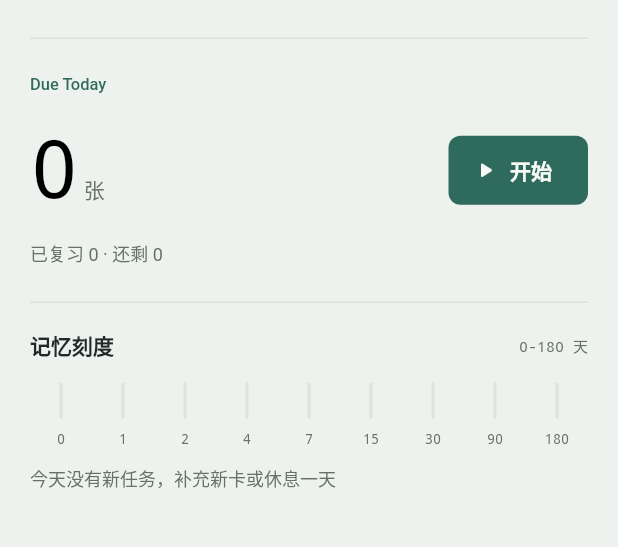
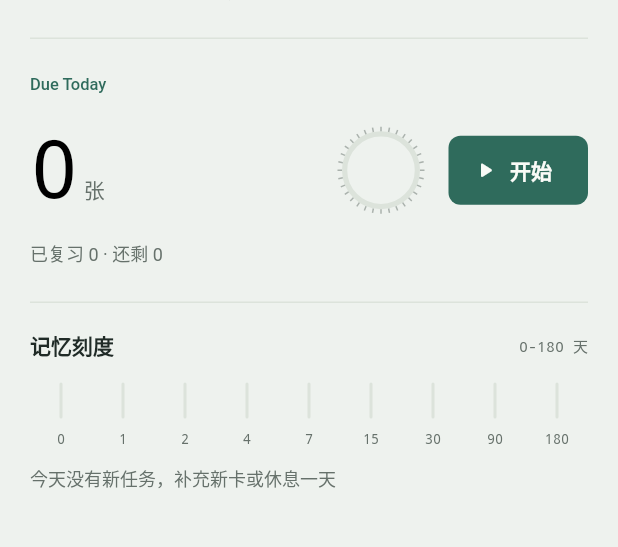
Before and after one commit to ISO-N/karis-review, a Flutter app: the HomePage screen opened by its route, on a phone screen of 412 x 824 dp, the part 114-661 px from its top. Run offline on Flutter 3.47's test engine with Material 3 defaults, Android fonts, the phone set to English and light mode, and no system bars; our stand-ins replace dio, drift, drift_flutter, file_picker, fixnum, flutter_highlight and 3 more; missing offline and left inert: flutter_math_fork, flutter_quill, highlight, protobuf; accounts and stored records are empty; generated files the repository leaves out were written again; network calls fail; Roboto replaces fonts that are missing (Noto Serif SC); statements that could not run were skipped.

Commit message:
feat(home): 今日待复习区融入记忆年轮进度环 (home-ring)
- 开始按钮前放置 MemoryRing(size:58), 表达今日复习完成度
- 新增 total = reviewed + due, 加载中不渲染环

```diff
--- a/frontend/lib/home/pages/home_page.dart
+++ b/frontend/lib/home/pages/home_page.dart
@@ -9,6 +9,7 @@ import '../../shared/navigation/tab_navigation.dart';
 import '../../shared/widgets/adaptive_scaffold.dart';
 import '../../shared/widgets/app_semantics.dart';
 import '../../shared/widgets/entrance.dart';
+import '../../shared/widgets/memory_ring.dart';
 import '../../shared/widgets/section_widgets.dart';
 import '../../shared/widgets/stage_ruler.dart';
 import '../../stats/models/stats.dart';
@@ -149,6 +150,7 @@ class _HomeMainColumn extends StatelessWidget {
     final due = stats?.dueToday ?? 0;
     final reviewed = stats?.reviewedToday ?? 0;
     final newCards = stats?.newCards ?? 0;
+    final total = reviewed + due;
     final isLoading = statsAsync.isLoading;
     // 今日任务刻度 = 今日到期分布 + 待学新卡（并入 stage 0，与「待复习/待学习」文案口径一致）。
     // dueStageDistribution 不含未学新卡（next_review_date 为空），直接使用会让 stage 0 恒为 0。
@@ -239,6 +241,19 @@ class _HomeMainColumn extends StatelessWidget {
                     ],
                   ),
                 ),
+                // 记忆刻度环：以年轮进度表达今日完成度，是"记忆刻度"主题的签名落点。
+                if (!isLoading)
+                  Padding(
+                    padding: const EdgeInsets.only(right: 16),
+                    child: MemoryRing(
+                      progress: total == 0
+                          ? 0
+                          : reviewed / total,
+                      size: 58,
+                      strokeWidth: 3.5,
+                      tickLength: 3,
+                    ),
+                  ),
                 FilledButton.icon(
                   onPressed: () => context.push('/start'),
                   icon: const Icon(Icons.play_arrow_rounded, size: 17),
```
